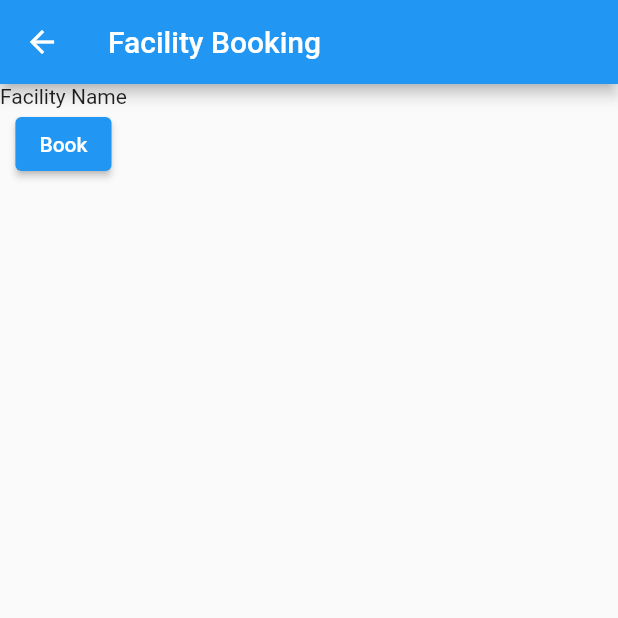
After one commit to Alper-hasnanoglu/core, a Flutter app: the FacilityBokking screen opened directly, on a phone screen of 412 x 824 dp, the top half of it. The commit adds this screen. Run offline on Flutter 3.47's test engine with Material 2 defaults, Android fonts, the phone set to English and light mode, and no system bars; network calls fail.

Commit message:
latest update

```diff
--- a/lib/models/facility.dart
+++ b/lib/models/facility.dart
@@ -1,7 +1,8 @@
 class Facilities {
   final int id;
 
-  final String title, state, subtitle, description, image;
+  final String title, subtitle, description, image;
+  final bool state;
 
   const Facilities({
     required this.id,
@@ -14,6 +15,21 @@ class Facilities {
 
   @override
   String toString() => 'Facilities(id: $id, image: $image)';
+
+  factory Facilities.fromJson(Map<String, dynamic> json) {
+    return Facilities(
+      id: json['id'],
+      state: json['isAvailable'],
+      title: json['facilityType'],
+      subtitle: json['name'],
+      description: json['instruments'][0]['name'],
+      image: json['photos'][0],
+    );
+  }
 }
+/**
+ {capacity: 10, facilityType: MEETING_ROOM, id: 1, instruments: [{name: Conference Table, quantity: 1},
+  {name: Office Chair, quantity: 10}, {name: Projector, quantity: 1}],
+  isAvailable: true, name: Meeting Room 1, photos: [https://www.coalesse.com/wp-content/uploads/2019/05/16-0041815.gif]},
 
-// list of Facilitiess
+ */
--- a/lib/providers/facilities_provider.dart
+++ b/lib/providers/facilities_provider.dart
@@ -0,0 +1,31 @@
+import 'package:flutter/material.dart';
+import 'package:untitled/models/facility.dart';
+import 'package:untitled/services/facilities_api.dart';
+
+enum FacilitiesUIsStates {
+  initial,
+  loading,
+  success,
+  failed;
+}
+
+class FacilitiesProvider extends ChangeNotifier {
+  FacilitiesUIsStates state = FacilitiesUIsStates.initial;
+
+  List<Facilities> facilities = [];
+  static final FacilitiesProvider facilitiesProvider =
+      FacilitiesProvider._singleton();
+  FacilitiesProvider._singleton();
+
+  factory FacilitiesProvider() {
+    return facilitiesProvider;
+  }
+
+  Future getFacilities() async {
+    state = FacilitiesUIsStates.loading;
+    notifyListeners();
+    facilities = await FacilitiesApi().getFacilities();
+    state = FacilitiesUIsStates.success;
+    notifyListeners();
+  }
+}
--- /dev/null
+++ b/lib/ui/facilities/facilities_booking.dart
@@ -0,0 +1,26 @@
+import 'package:flutter/cupertino.dart';
+import 'package:flutter/material.dart';
+
+class FacilityBokking extends StatefulWidget {
+  const FacilityBokking({Key? key}) : super(key: key);
+
+  @override
+  State<FacilityBokking> createState() => _FacilityBokkingState();
+}
+
+class _FacilityBokkingState extends State<FacilityBokking> {
+  @override
+  Widget build(BuildContext context) {
+    return  Scaffold(
+      appBar: AppBar(
+        title: const Text('Facility Booking'),
+      ),
+      body: Column(
+        children: [
+          Text('Facility Name'),
+          ElevatedButton(onPressed: (){}, child: Text('Book')),
+        ],
+      ),
+    );
+  }
+}
```
Also changed, not shown: lib/allProjectClasses.dart (deleted, +0 -50 lines), lib/main.dart (+12 -7 lines), lib/services/facilities_api.dart (+21 -16 lines), lib/ui/facilities/facilities_list_item.dart (+16 -3 lines), lib/ui/facilities/facilities_page.dart (+28 -11 lines), lib/ui/login/login_page.dart (+68 -11 lines), lib/ui/login/validateEmail.dart (renamed from lib/allProjectFunctions.dart, +0 -8 lines), 1 other file.
